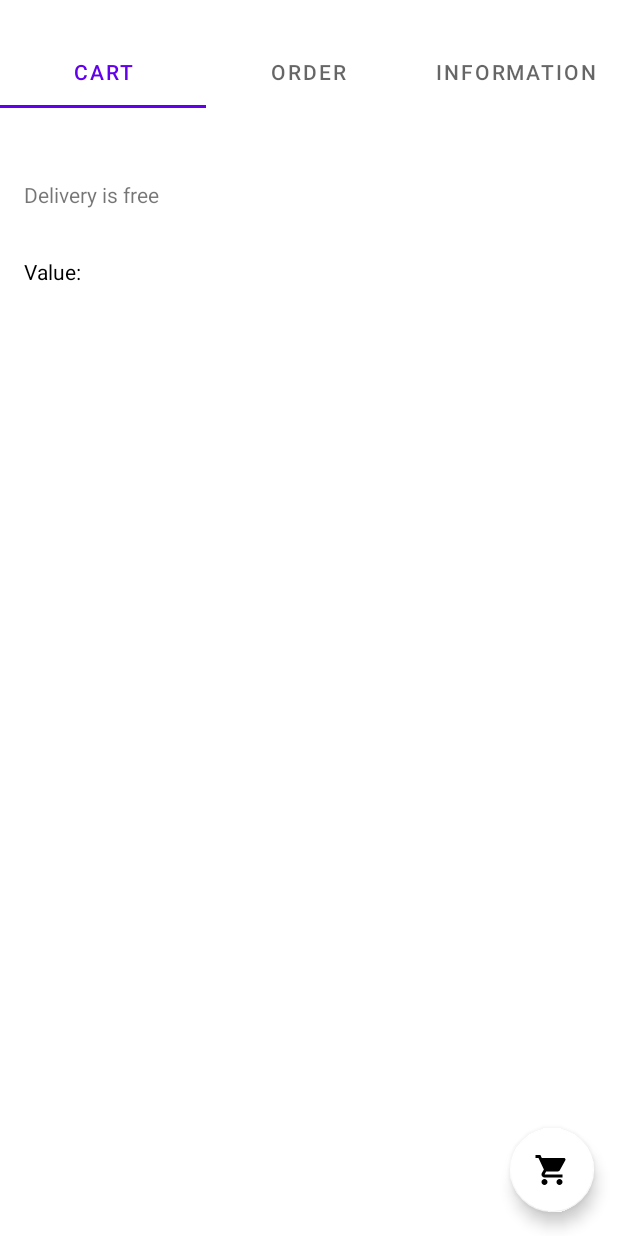
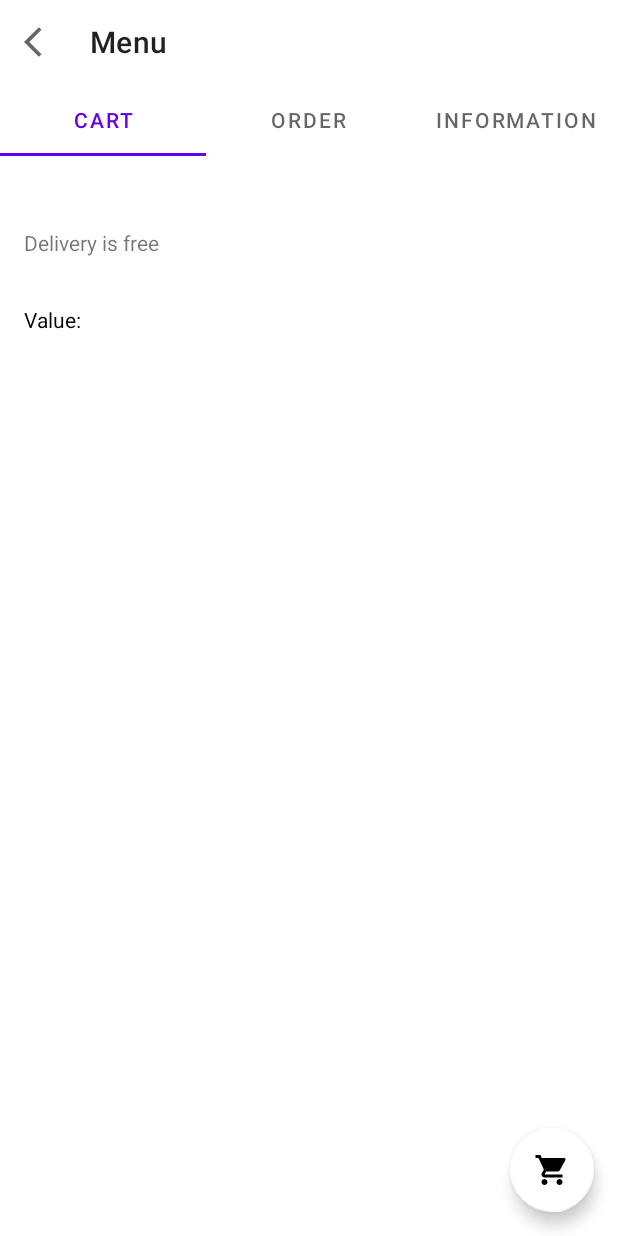
Before and after one commit to Moh-Mohsin/food-delivery-app, an Android app: the CartTabsFragment screen opened through its navigation route, on a phone screen of 412 x 824 dp. Run offline under Robolectric (Android 15) with nearby library versions, the light colour scheme and no system bars; libraries missing offline, so code that uses them is left out: com.airbnb.mvrx, com.andremion.counterfab, com.smarteist.autoimageslider; plain views replace CounterFab; pictures from the network do not load; 10 statements that could not run were skipped.

Commit message:
add toolbar

```diff
--- a/app/src/main/java/io/github/moh_mohsin/fooddeliveryapp/ui/carttabs/CartTabsFragment.kt
+++ b/app/src/main/java/io/github/moh_mohsin/fooddeliveryapp/ui/carttabs/CartTabsFragment.kt
@@ -2,7 +2,9 @@ package io.github.moh_mohsin.fooddeliveryapp.ui.carttabs
 
 import android.os.Bundle
 import android.view.View
+import android.view.ViewGroup.MarginLayoutParams
 import androidx.fragment.app.Fragment
+import androidx.navigation.fragment.findNavController
 import androidx.viewpager2.adapter.FragmentStateAdapter
 import com.google.android.material.tabs.TabLayoutMediator
 import io.github.moh_mohsin.fooddeliveryapp.R
@@ -27,6 +29,9 @@ class CartTabsFragment : Fragment(R.layout.cart_tabs_fragment) {
                 else -> error("Only 3 fragments in cart menu")
             }
         }.attach()
+        binding.toolbar.setNavigationOnClickListener {
+            findNavController().popBackStack()
+        }
     }
 
     private inner class PagerAdapter(fa: Fragment) : FragmentStateAdapter(fa) {
@@ -40,3 +45,11 @@ class CartTabsFragment : Fragment(R.layout.cart_tabs_fragment) {
         }
     }
 }
+
+fun View.setMargins(l: Int, t: Int, r: Int, b: Int) {
+    if (layoutParams is MarginLayoutParams) {
+        val p = layoutParams as MarginLayoutParams
+        p.setMargins(l, t, r, b)
+        requestLayout()
+    }
+}
--- /dev/null
+++ b/app/src/main/res/drawable/ic_baseline_arrow_back_ios.xml
@@ -0,0 +1,10 @@
+<vector xmlns:android="http://schemas.android.com/apk/res/android"
+    android:width="24dp"
+    android:height="24dp"
+    android:viewportWidth="24"
+    android:viewportHeight="24"
+    android:tint="?attr/colorControlNormal">
+  <path
+      android:fillColor="@android:color/white"
+      android:pathData="M11.67,3.87L9.9,2.1 0,12l9.9,9.9 1.77,-1.77L3.54,12z" />
+</vector>
--- a/app/src/main/res/layout/cart_tabs_fragment.xml
+++ b/app/src/main/res/layout/cart_tabs_fragment.xml
@@ -6,13 +6,21 @@
     android:layout_height="match_parent"
     tools:context=".ui.menu.MenuFragment">
 
+    <androidx.appcompat.widget.Toolbar
+        android:id="@+id/toolbar"
+        android:layout_width="match_parent"
+        android:layout_height="wrap_content"
+        app:title="@string/menu"
+        app:contentInsetStartWithNavigation="0dp"
+        app:navigationIcon="@drawable/ic_baseline_arrow_back_ios"
+        app:layout_constraintTop_toTopOf="parent" />
+
     <com.google.android.material.tabs.TabLayout
         android:id="@+id/tabLayout"
         android:layout_width="match_parent"
         android:layout_height="wrap_content"
-        android:layout_marginTop="24dp"
         app:layout_constraintStart_toStartOf="parent"
-        app:layout_constraintTop_toTopOf="parent">
+        app:layout_constraintTop_toBottomOf="@+id/toolbar">
 
         <com.google.android.material.tabs.TabItem
             android:layout_width="wrap_content"
--- a/app/src/main/res/values/strings.xml
+++ b/app/src/main/res/values/strings.xml
@@ -20,4 +20,5 @@
     <string name="delivery_is_free">Delivery is free</string>
     <string name="value">Value:</string>
     <string name="filters">Filters</string>
+    <string name="menu">Menu</string>
 </resources>
```
